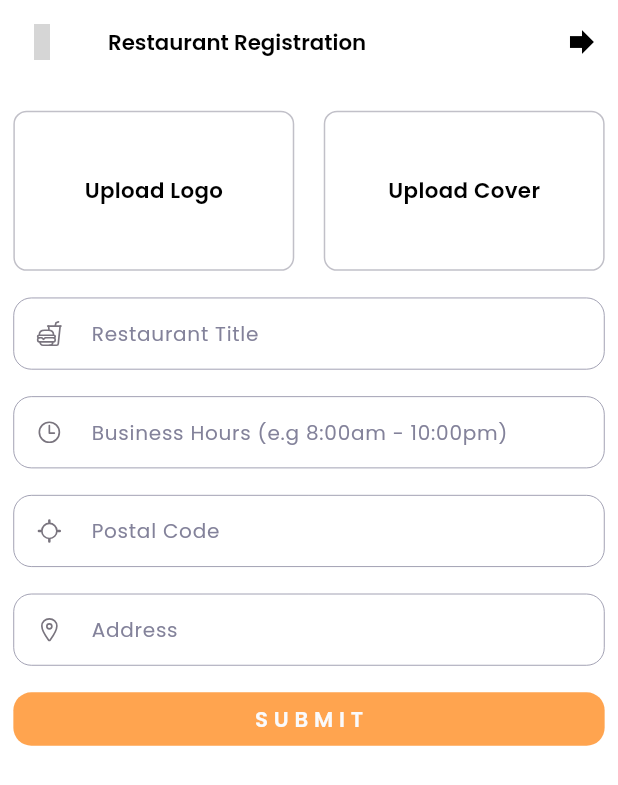
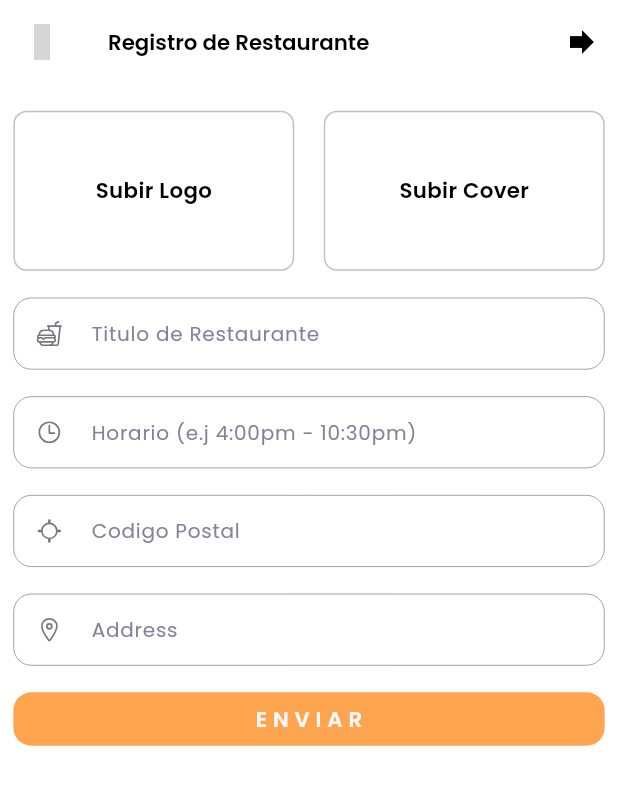
Before and after one commit to RockStoneStudios/restaurant_sopefood, a Flutter app: the RestaurantRegistration screen opened directly, after a tap on the "forward" icon, on a phone screen of 412 x 824 dp. Shown: the top 785 px of the screen. Run offline on Flutter 3.47's test engine with Material 3 defaults, Android fonts, the phone set to English and light mode, and no system bars; our stand-ins replace cached_network_image, firebase_core, firebase_database, firebase_messaging, firebase_storage, flutter_dotenv and 15 more; accounts and stored records are empty; project files that could hold a hidden picture were left out; grey boxes are pictures that could not be loaded.

Commit message:
before pull

```diff
--- a/lib/views/auth/restaurant_registration.dart
+++ b/lib/views/auth/restaurant_registration.dart
@@ -168,7 +168,7 @@ class _RestaurantRegistrationState extends State<RestaurantRegistration> {
       backgroundColor: Colors.white,
       appBar: AppBar(
         title: ReusableText(
-            text: "Restaurant Registration",
+            text: "Registro de Restaurante",
             style: appStyle(16, kDark, FontWeight.w600)),
         backgroundColor: Colors.white,
         elevation: 0,
@@ -311,7 +311,7 @@ class _RestaurantRegistrationState extends State<RestaurantRegistration> {
                             child: Obx(() => imageUploader.logoUrl == ""
                                 ? Center(
                                     child: Text(
-                                      "Upload Logo",
+                                      "Subir Logo",
                                       style:
                                           appStyle(16, kDark, FontWeight.w600),
                                     ),
@@ -337,7 +337,7 @@ class _RestaurantRegistrationState extends State<RestaurantRegistration> {
                             child: Obx(() => imageUploader.coverUrl == ""
                                 ? Center(
                                     child: Text(
-                                      "Upload Cover",
+                                      "Subir Cover",
                                       style:
                                           appStyle(16, kDark, FontWeight.w600),
                                     ),
@@ -355,7 +355,7 @@ class _RestaurantRegistrationState extends State<RestaurantRegistration> {
                     height: 20.h,
                   ),
                   EmailTextField(
-                    hintText: "Restaurant Title",
+                    hintText: "Titulo de Restaurante",
                     controller: _title,
                     prefixIcon: Icon(
                       Ionicons.fast_food_outline,
@@ -368,7 +368,7 @@ class _RestaurantRegistrationState extends State<RestaurantRegistration> {
                     height: 20.h,
                   ),
                   EmailTextField(
-                    hintText: "Business Hours (e.g 8:00am - 10:00pm)",
+                    hintText: "Horario (e.j 4:00pm - 10:30pm)",
                     controller: _time,
                     prefixIcon: Icon(
                       Ionicons.time_outline,
@@ -381,7 +381,7 @@ class _RestaurantRegistrationState extends State<RestaurantRegistration> {
                     height: 20.h,
                   ),
                   EmailTextField(
-                    hintText: "Postal Code",
+                    hintText: "Codigo Postal",
                     controller: _postalCodeRes,
                     prefixIcon: Icon(
                       Ionicons.locate_outline,
@@ -407,7 +407,7 @@ class _RestaurantRegistrationState extends State<RestaurantRegistration> {
                     height: 20.h,
                   ),
                   CustomButton(
-                    text: "S U B M I T",
+                    text: "E N V I A R",
                     btnHieght: 40.h,
                     onTap: () {
                       String owner = box.read("userId");
```
